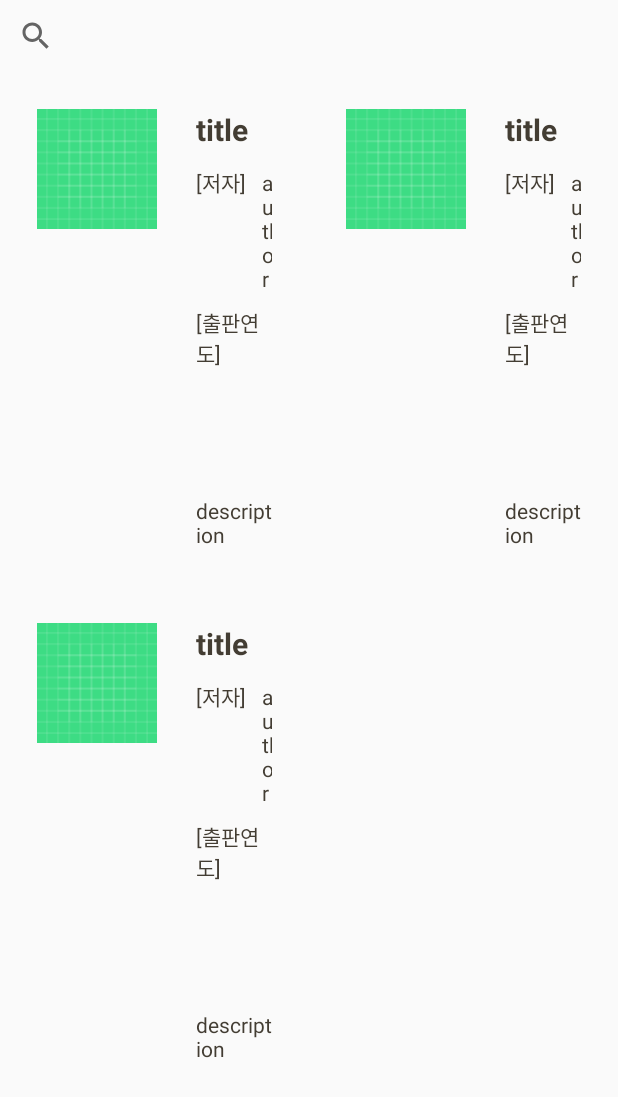
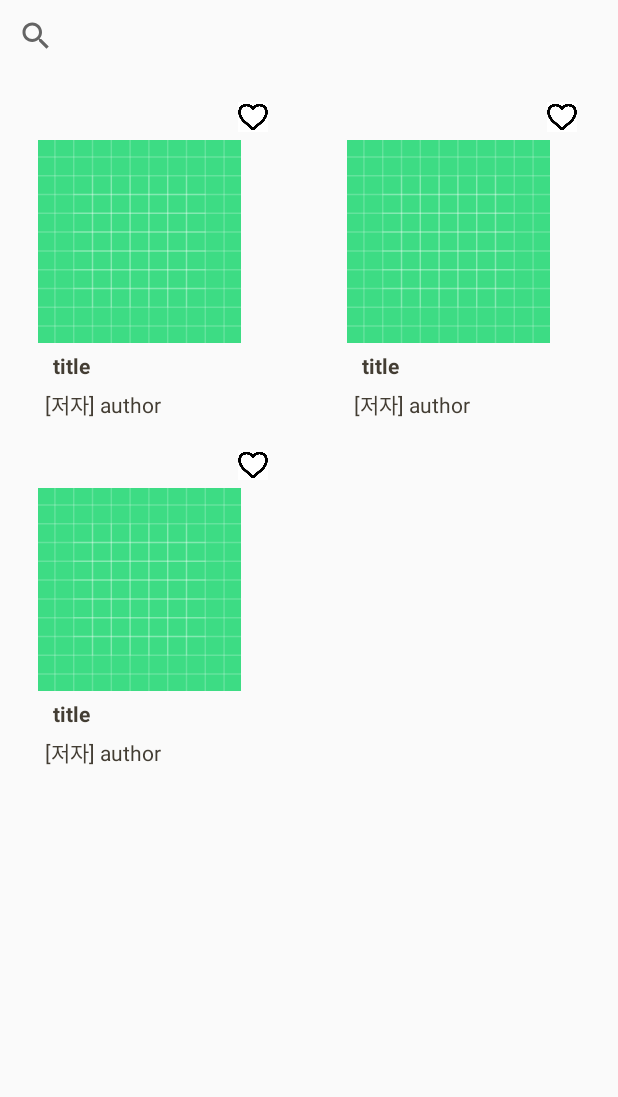
Before and after one commit to hyunse21/bookstorming, an Android app: the layout activity_main.xml on its own in the app's theme, with its tools: preview values and no code run, on a phone screen of 412 x 824 dp. Shown: the top 1097 px of the screen. Run offline under Robolectric (Android 15) with nearby library versions, the phone set to English and light mode, and no system bars; network calls fail.

Commit message:
레이아웃 책 표지크게 변경

```diff
--- a/app/src/main/java/edu/sungshin/bookstorming/ChatActivity.java
+++ b/app/src/main/java/edu/sungshin/bookstorming/ChatActivity.java
@@ -3,6 +3,8 @@ package edu.sungshin.bookstorming;
 
 import android.app.Dialog;
 import android.content.Intent;
+import android.graphics.Color;
+import android.graphics.drawable.ColorDrawable;
 import android.os.Bundle;
 import android.util.Log;
 import android.view.View;
@@ -128,6 +130,7 @@ public class ChatActivity extends AppCompatActivity {
     public void onBackPressed() {
         final Dialog dialog = new Dialog(ChatActivity.this);
         dialog.requestWindowFeature(Window.FEATURE_NO_TITLE);
+        dialog.getWindow().setBackgroundDrawable(new ColorDrawable(Color.TRANSPARENT));
         dialog.setContentView(R.layout.activity_dialog_chat);
         dialog.show();
         Button button = (Button)dialog.findViewById(R.id.backbtn);
--- a/app/src/main/java/edu/sungshin/bookstorming/ChatActivity_review.java
+++ b/app/src/main/java/edu/sungshin/bookstorming/ChatActivity_review.java
@@ -2,6 +2,8 @@ package edu.sungshin.bookstorming;
 
 import android.app.Dialog;
 import android.content.Intent;
+import android.graphics.Color;
+import android.graphics.drawable.ColorDrawable;
 import android.os.Bundle;
 import android.util.Log;
 import android.view.View;
@@ -130,6 +132,7 @@ public class ChatActivity_review extends AppCompatActivity {
     public void onBackPressed() {
         final Dialog dialog = new Dialog(ChatActivity_review.this);
         dialog.requestWindowFeature(Window.FEATURE_NO_TITLE);
+        dialog.getWindow().setBackgroundDrawable(new ColorDrawable(Color.TRANSPARENT));
         dialog.setContentView(R.layout.activity_dialog_chat);
         dialog.show();
         Button button = (Button)dialog.findViewById(R.id.backbtn);
--- a/app/src/main/java/edu/sungshin/bookstorming/GalleryActivity.java
+++ b/app/src/main/java/edu/sungshin/bookstorming/GalleryActivity.java
@@ -3,6 +3,8 @@ package edu.sungshin.bookstorming;
 import android.app.Dialog;
 import android.content.Context;
 import android.content.Intent;
+import android.graphics.Color;
+import android.graphics.drawable.ColorDrawable;
 import android.net.Uri;
 import android.os.Bundle;
 import android.provider.MediaStore;
@@ -183,6 +185,7 @@ public class GalleryActivity extends AppCompatActivity {
     public void onBackPressed() {
         final Dialog dialog = new Dialog(GalleryActivity.this);
         dialog.requestWindowFeature(Window.FEATURE_NO_TITLE);
+        dialog.getWindow().setBackgroundDrawable(new ColorDrawable(Color.TRANSPARENT));
         dialog.setContentView(R.layout.activity_dialog);
         dialog.show();
         Button button = (Button)dialog.findViewById(R.id.backbtn);
--- a/app/src/main/java/edu/sungshin/bookstorming/LoginActivity.java
+++ b/app/src/main/java/edu/sungshin/bookstorming/LoginActivity.java
@@ -2,6 +2,8 @@ package edu.sungshin.bookstorming;
 
 import android.app.Dialog;
 import android.content.Intent;
+import android.graphics.Color;
+import android.graphics.drawable.ColorDrawable;
 import android.os.Bundle;
 import android.view.Menu;
 import android.view.MenuInflater;
@@ -96,6 +98,7 @@ public class LoginActivity extends AppCompatActivity {
     public void onBackPressed() {
         final Dialog dialog = new Dialog(LoginActivity.this);
         dialog.requestWindowFeature(Window.FEATURE_NO_TITLE);
+        dialog.getWindow().setBackgroundDrawable(new ColorDrawable(Color.TRANSPARENT));
         dialog.setContentView(R.layout.activity_dialog);
         dialog.show();
         Button button = (Button)dialog.findViewById(R.id.backbtn);
--- a/app/src/main/java/edu/sungshin/bookstorming/StartActivity.java
+++ b/app/src/main/java/edu/sungshin/bookstorming/StartActivity.java
@@ -3,6 +3,8 @@ package edu.sungshin.bookstorming;
 
 import android.app.Dialog;
 import android.content.Intent;
+import android.graphics.Color;
+import android.graphics.drawable.ColorDrawable;
 import android.os.Bundle;
 import android.util.Log;
 import android.view.Menu;
@@ -114,6 +116,7 @@ public class StartActivity extends AppCompatActivity {
     public void onBackPressed() {
         final Dialog dialog = new Dialog(StartActivity.this);
         dialog.requestWindowFeature(Window.FEATURE_NO_TITLE);
+        dialog.getWindow().setBackgroundDrawable(new ColorDrawable(Color.TRANSPARENT));
         dialog.setContentView(R.layout.activity_dialog);
         dialog.show();
         Button button = (Button)dialog.findViewById(R.id.backbtn);
--- a/app/src/main/res/layout/activity_dialog_chat.xml
+++ b/app/src/main/res/layout/activity_dialog_chat.xml
@@ -15,8 +15,7 @@
         android:textSize="20dp"
         android:gravity="center"
         android:text="채팅방을 나가시겠습니까?"
-        android:textColor="#000000"
-        />
+        android:textColor="#000"/>
     <LinearLayout
         android:layout_width="wrap_content"
         android:layout_height="wrap_content"
--- a/app/src/main/res/layout/activity_main.xml
+++ b/app/src/main/res/layout/activity_main.xml
@@ -9,6 +9,7 @@
 
 
     <androidx.appcompat.widget.SearchView
+        android:backgroundTint="@color/brown"
         android:layout_width="match_parent"
         android:layout_height="wrap_content"
         android:id="@+id/animal_search_view"
--- a/app/src/main/res/layout/list_item.xml
+++ b/app/src/main/res/layout/list_item.xml
@@ -3,19 +3,30 @@
     xmlns:app="http://schemas.android.com/apk/res-auto"
     android:layout_width="match_parent"
     android:layout_height="wrap_content"
-    android:layout_margin="16dp"
+    android:layout_marginLeft="7dp"
+    android:layout_marginRight="27dp"
+    android:layout_marginTop="20dp"
     android:orientation="horizontal">
 
-
     <LinearLayout
+        android:gravity="center"
         android:layout_width="match_parent"
         android:layout_height="wrap_content"
-        android:padding="3dp">
+        android:orientation="vertical"
+        >
+        <CheckBox
+            android:id="@+id/cart"
+            android:layout_width="wrap_content"
+            android:layout_height="25dp"
+            android:layout_gravity="right"
+            android:layout_weight="8"
+            android:background="@drawable/check_box"
+            android:button="@android:color/transparent" />
+
         <ImageView
             android:id="@+id/tv_profile"
-            android:layout_width="80dp"
-            android:layout_height="80dp"
-            android:layout_margin="5dp"
+            android:layout_width="135dp"
+            android:layout_height="135dp"
             android:src="@drawable/ic_launcher_background"/>
         <LinearLayout
             android:layout_width="match_parent"
@@ -27,7 +38,6 @@
                 android:layout_width="wrap_content"
                 android:layout_height="wrap_content"
                 android:text="title"
-                android:textSize="20dp"
                 android:textStyle="bold"
                 android:layout_margin="5dp"/>
             <LinearLayout
@@ -37,25 +47,28 @@
                 <TextView
                     android:layout_width="wrap_content"
                     android:layout_height="wrap_content"
-                    android:text="[저자]"
-                    android:layout_margin="5dp"/>
+                    android:text="[저자] "
+                    />
                 <TextView
                     android:id="@+id/tv_at"
                     android:layout_width="wrap_content"
                     android:layout_height="wrap_content"
                     android:text="author"
-                    android:layout_margin="5dp"/>
+                    />
             </LinearLayout>
             <LinearLayout
+                android:gravity="center"
                 android:layout_width="match_parent"
                 android:layout_height="wrap_content"
                 android:orientation="horizontal">
                 <TextView
+                    android:visibility="gone"
                     android:layout_width="wrap_content"
                     android:layout_height="wrap_content"
                     android:text="[출판연도]"
                     android:layout_margin="5dp"/>
                 <TextView
+                    android:visibility="gone"
                     android:id="@+id/tv_dt"
                     android:layout_width="wrap_content"
                     android:layout_height="wrap_content"
@@ -63,19 +76,22 @@
                     android:layout_margin="5dp"/>
             </LinearLayout>
             <TextView
+                android:visibility="gone"
                 android:id="@+id/tv_dp"
                 android:layout_width="wrap_content"
                 android:layout_height="wrap_content"
-                android:maxLines="4"
+                android:maxLines="3"
                 android:ellipsize="end"
                 android:text="description"
-                android:layout_margin="5dp"/>
+                android:layout_margin="3dp"/>
             <Button
                 android:visibility="gone"
                 android:layout_width="wrap_content"
                 android:layout_height="wrap_content"
                 android:text="리뷰쓰기"
                 android:id="@+id/btn_review"/>
+
+
         </LinearLayout>
     </LinearLayout>
 
```
Also changed, not shown: app/src/main/java/edu/sungshin/bookstorming/BookAdapter.java (+19 -0 lines), app/src/main/java/edu/sungshin/bookstorming/MainActivity.java (+5 -2 lines).
